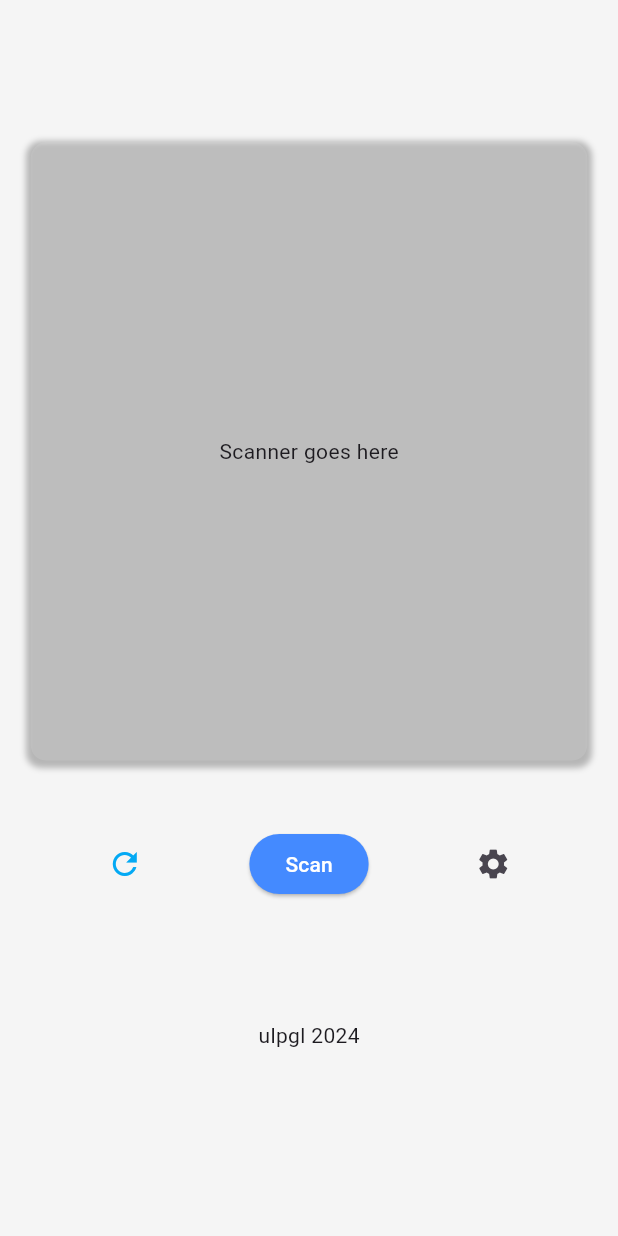
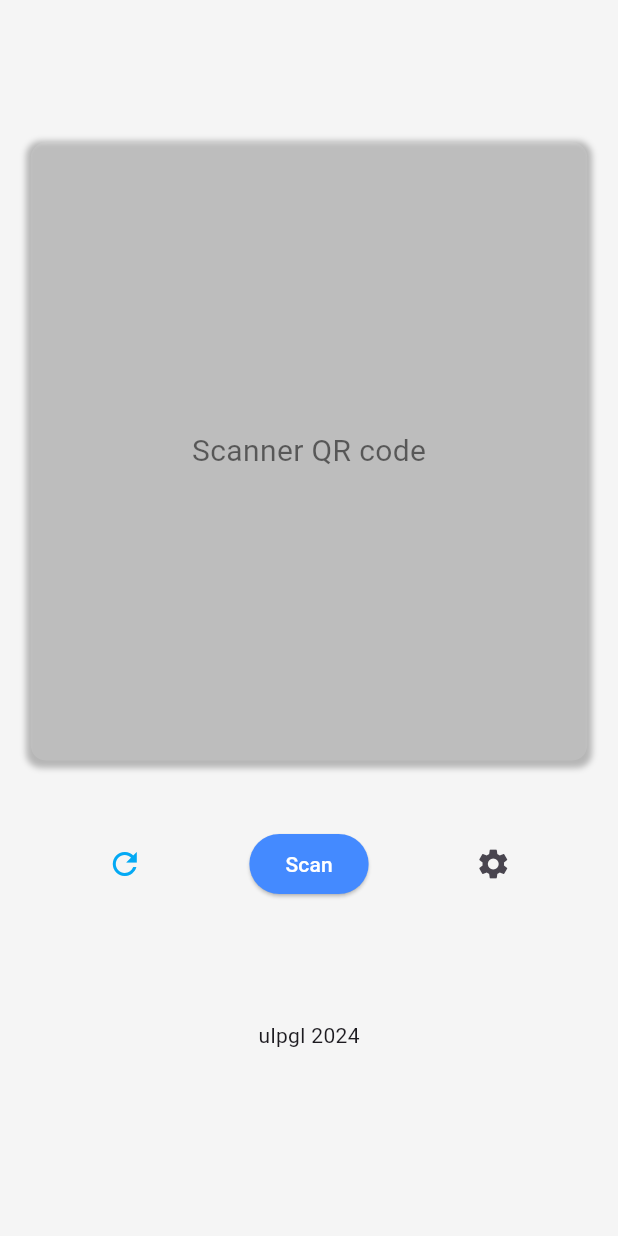
Before and after one commit to AHADI5/controll_qr_code_app, a Flutter app: the screen it shows after launch, on a phone screen of 412 x 824 dp. Run offline on Flutter 3.47's test engine with Material 3 defaults, Android fonts, the phone set to English and light mode, and no system bars; our stand-ins replace sqflite; missing offline and left inert: mobile_scanner; accounts and stored records are empty.

```diff
--- a/lib/widgets/Home.dart
+++ b/lib/widgets/Home.dart
@@ -1,16 +1,54 @@
 import 'package:flutter/material.dart';
+import 'package:mobile_scanner/mobile_scanner.dart';
 import 'package:v1/widgets/Settings.dart';
+import 'package:v1/widgets/qr_code_scanner.dart'; // Ensure this path is correct
 
-class Home extends StatelessWidget {
+class Home extends StatefulWidget {
   const Home({super.key});
+
+  @override
+  _HomeState createState() => _HomeState();
+}
+
+class _HomeState extends State<Home> {
+  bool _isScanning = false; // State to determine if the scanner is visible
+
+  // Function to handle the scan result and display it in a popup dialog
+  void _handleScanResult(String? result) {
+    if (result != null) {
+      // Display the result in a popup dialog
+      showDialog(
+        context: context,
+        builder: (BuildContext context) {
+          return AlertDialog(
+            title: const Text("Scan Result"),
+            content: Text("Scanned QR code: $result"),
+            actions: [
+              TextButton(
+                onPressed: () {
+                  Navigator.of(context).pop(); // Close the dialog
+                },
+                child: const Text("OK"),
+              ),
+            ],
+          );
+        },
+      );
+
+      // Stop scanning and update the state
+      setState(() {
+        _isScanning = false;
+      });
+    }
+  }
 
   @override
   Widget build(BuildContext context) {
     return Scaffold(
       body: SafeArea(
-        child: SingleChildScrollView( // Ajout de SingleChildScrollView pour le défilement
+        child: SingleChildScrollView(
           child: Column(
-            mainAxisAlignment: MainAxisAlignment.spaceEvenly,
+            mainAxisAlignment: MainAxisAlignment.start,
             children: [
               const SizedBox(height: 80),
               Container(
@@ -27,42 +65,53 @@ class Home extends StatelessWidget {
                   ],
                 ),
                 margin: const EdgeInsets.all(15),
-                width: MediaQuery.of(context).size.width * 0.9, // Largeur réactive
-                height: MediaQuery.of(context).size.height * 0.5, // Hauteur réactive
-                child: Center(
-                  child: Text('Scanner goes here'), // Placeholder pour le scanner
+                width: MediaQuery.of(context).size.width * 0.9,
+                height: MediaQuery.of(context).size.height * 0.5,
+                child: _isScanning
+                    ? QrCodeScanner(
+                  setResult: _handleScanResult, // Pass the result handling function
+                )
+                    : const Center(
+                  child: Text(
+                    "Scanner QR code",
+                    style: TextStyle(fontSize: 20, color: Colors.black54),
+                  ),
                 ),
               ),
-
-              SizedBox(height: 30,),
-              // Boutons d'action
+              const SizedBox(height: 30),
               Row(
                 mainAxisAlignment: MainAxisAlignment.spaceEvenly,
                 children: [
                   IconButton(
-                    onPressed: () {},
+                    onPressed: () {
+                      // Add functionality for refresh button if needed
+                    },
                     icon: const Icon(Icons.refresh, color: Colors.lightBlue),
                   ),
                   ElevatedButton(
-                    onPressed: () {},
+                    onPressed: () {
+                      setState(() {
+                        _isScanning = !_isScanning; // Toggle scanner visibility
+                      });
+                    },
                     style: ButtonStyle(
                       backgroundColor: MaterialStateProperty.all(Colors.blueAccent),
                       foregroundColor: MaterialStateProperty.all(Colors.white),
                     ),
-                    child: const Text("Scan"),
+                    child: Text(_isScanning ? "Stop Scan" : "Scan"),
                   ),
                   IconButton(
                     onPressed: () {
-                      // Afficher le popup
+                      // Show the settings popup
                       Settings.showPopup(context);
                     },
                     icon: const Icon(Icons.settings),
                   ),
                 ],
               ),
-              const SizedBox(height: 80), // Ajouter de l'espace pour le texte
+              const SizedBox(height: 80),
               const Text("ulpgl 2024"),
-              const SizedBox(height: 20), // Ajouter de l'espace en bas pour le défilement
+              const SizedBox(height: 20),
             ],
           ),
         ),
--- a/pubspec.yaml
+++ b/pubspec.yaml
@@ -10,7 +10,11 @@ dependencies:
   flutter:
     sdk: flutter
   flutter_barcode_scanner: ^2.0.0
+  mobile_scanner: ^5.1.1
+  path_provider: ^2.1.4
   qr_code_scanner: ^1.0.1
+  qr_flutter: ^4.1.0
+  sqflite: ^2.3.3+1
 
 dev_dependencies:
   flutter_test:
```
Also changed, not shown: lib/model/models.dart (+13 -0 lines), lib/services/services.dart (+73 -10 lines), lib/widgets/qr_code_scanner.dart (added, +32 -0 lines), localdatabase.dart (added), pubspec.lock, 1 other file.
